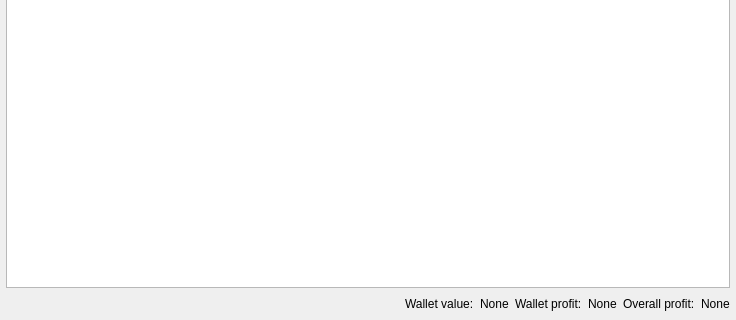
This is src/stockmonitor/ui/widget/walletwidget.ui in anetczuk/stock-monitor as Qt 5 draws it before an edit; both pictures show x 0 to 736 and y 308 to 628 of the 736 by 628 pixel window. The edited form follows.
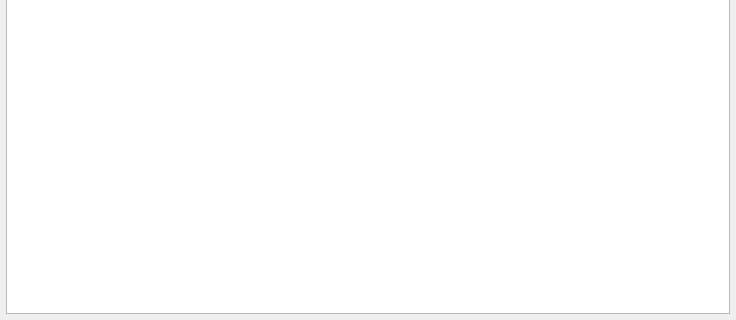
This is the edited form. Custom widgets are drawn as their Qt base class.

Commit message: Move wallet state to main window

Diff of the .ui file:
```diff
--- a/src/stockmonitor/ui/widget/walletwidget.ui
+++ b/src/stockmonitor/ui/widget/walletwidget.ui
@@ -70,65 +70,6 @@
    <item>
     <widget class="WalletStockTable" name="walletTable"/>
    </item>
-   <item>
-    <layout class="QHBoxLayout" name="horizontalLayout_2">
-     <item>
-      <spacer name="horizontalSpacer_2">
-       <property name="orientation">
-        <enum>Qt::Horizontal</enum>
-       </property>
-       <property name="sizeHint" stdset="0">
-        <size>
-         <width>40</width>
-         <height>20</height>
-        </size>
-       </property>
-      </spacer>
-     </item>
-     <item>
-      <widget class="QLabel" name="label_3">
-       <property name="text">
-        <string>Wallet value:</string>
-       </property>
-      </widget>
-     </item>
-     <item>
-      <widget class="QLabel" name="walletValueLabel">
-       <property name="text">
-        <string>None</string>
-       </property>
-      </widget>
-     </item>
-     <item>
-      <widget class="QLabel" name="label_2">
-       <property name="text">
-        <string>Wallet profit:</string>
-       </property>
-      </widget>
-     </item>
-     <item>
-      <widget class="QLabel" name="walletProfitLabel">
-       <property name="text">
-        <string>None</string>
-       </property>
-      </widget>
-     </item>
-     <item>
-      <widget class="QLabel" name="label_4">
-       <property name="text">
-        <string>Overall profit:</string>
-       </property>
-      </widget>
-     </item>
-     <item>
-      <widget class="QLabel" name="overallProfitLabel">
-       <property name="text">
-        <string>None</string>
-       </property>
-      </widget>
-     </item>
-    </layout>
-   </item>
   </layout>
  </widget>
  <customwidgets>
```
The commit also changes 3 other files.
